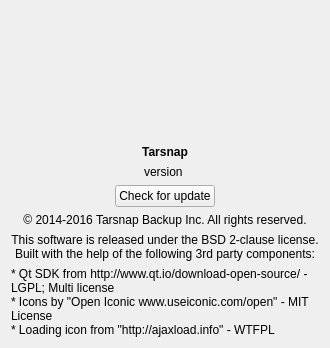
Tarsnap/tarsnap-gui, file forms/aboutwidget.ui: the form before one commit.
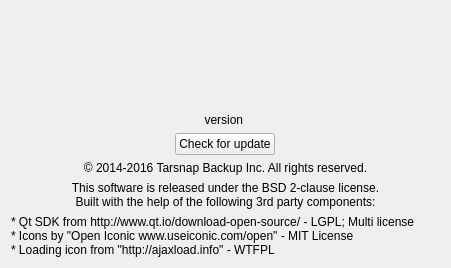
The form after the commit. Icons and pictures are not drawn.

Commit message: about: use standard Tarsnap header image

What changed in the file:
```diff
--- a/forms/aboutwidget.ui
+++ b/forms/aboutwidget.ui
@@ -19,16 +19,16 @@
    </property>
    <item alignment="Qt::AlignHCenter">
     <widget class="QLabel" name="tarsnapLogo">
+     <property name="sizePolicy">
+      <sizepolicy hsizetype="Fixed" vsizetype="Fixed">
+       <horstretch>0</horstretch>
+       <verstretch>0</verstretch>
+      </sizepolicy>
+     </property>
      <property name="minimumSize">
       <size>
-       <width>128</width>
-       <height>128</height>
-      </size>
-     </property>
-     <property name="maximumSize">
-      <size>
-       <width>128</width>
-       <height>128</height>
+       <width>429</width>
+       <height>96</height>
       </size>
      </property>
      <property name="styleSheet">
@@ -38,22 +38,6 @@
      </property>
     </widget>
    </item>
-   <item>
-    <widget class="QLabel" name="titleLabel">
-     <property name="font">
-      <font>
-       <weight>75</weight>
-       <bold>true</bold>
-      </font>
-     </property>
-     <property name="text">
-      <string>Tarsnap</string>
-     </property>
-     <property name="alignment">
-      <set>Qt::AlignCenter</set>
-     </property>
-    </widget>
-   </item>
    <item>
     <widget class="QLabel" name="versionLabel">
      <property name="text">
```
Left out of the diff: 2 changed lines with no effect on the pictures. The commit also changes 3 other files.
